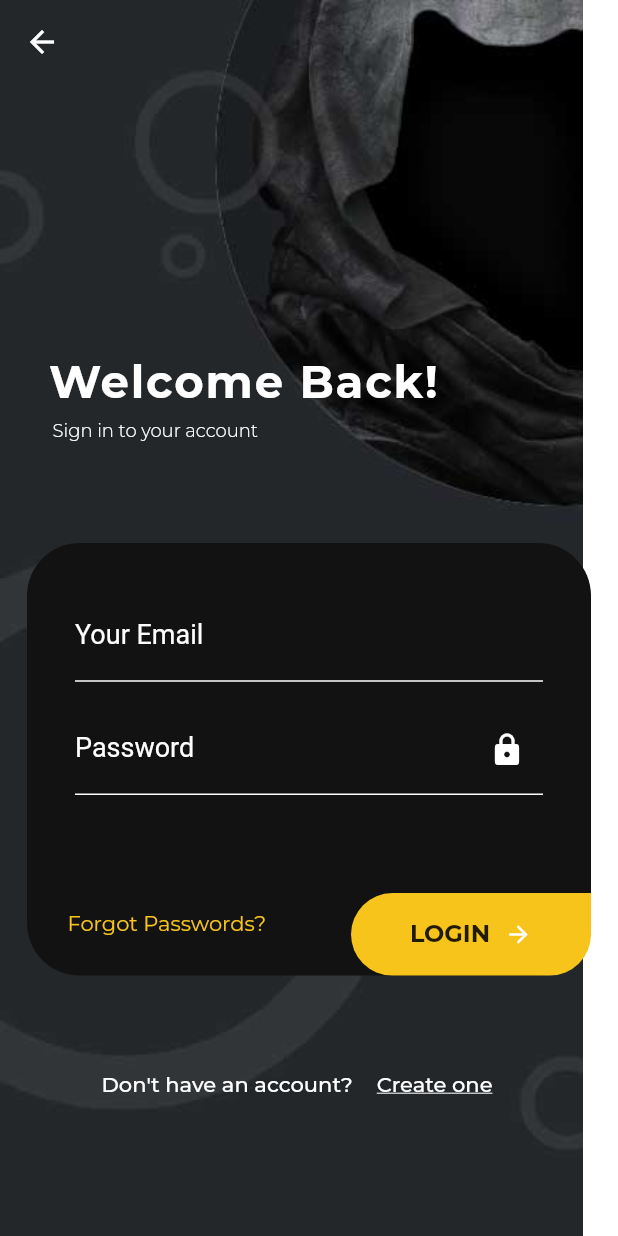
After one commit to ahmedashraf722/Flutter_Marathon_Screen, a Flutter app: the Register1 screen opened directly, on a phone screen of 412 x 824 dp. The commit adds this screen. Run offline on Flutter 3.47's test engine with Material 2 defaults, Android fonts, the phone set to English and light mode, and no system bars; our stand-ins replace font_awesome_flutter, google_fonts.

Commit message:
Add Register 1

```diff
--- a/lib/chats/chat2/chat_screens.dart
+++ b/lib/chats/chat2/chat_screens.dart
@@ -3,6 +3,7 @@ import 'package:font_awesome_flutter/font_awesome_flutter.dart';
 import 'package:google_fonts/google_fonts.dart';
 import 'package:marathon/chats/chat1/conversion.dart';
 import 'package:marathon/chats/chat1/message.dart';
+import 'package:marathon/registers/registration1.dart';
 
 class ChatScreen extends StatefulWidget {
   final Conversion conversation;
@@ -272,6 +273,7 @@ class _ChatScreenState extends State<ChatScreen> {
           children: [
             TextFormField(
               controller: _messageController,
+              style: TextStyle(color: Colors.grey),
               decoration: InputDecoration(
                 hoverColor: Colors.white,
                 contentPadding: EdgeInsets.only(left: 24, right: 24),
@@ -297,7 +299,10 @@ class _ChatScreenState extends State<ChatScreen> {
             Align(
               alignment: Alignment.centerRight,
               child: InkWell(
-                onTap: () {},
+                onTap: () {
+                  Navigator.push(context,
+                      MaterialPageRoute(builder: (context) => Register1()));
+                },
                 child: Transform.translate(
                   offset: Offset(-10, 6),
                   child: Container(
--- /dev/null
+++ b/lib/registers/registration1.dart
@@ -0,0 +1,230 @@
+import 'package:flutter/material.dart';
+import 'package:google_fonts/google_fonts.dart';
+
+class Register1 extends StatefulWidget {
+  @override
+  _Register1State createState() => _Register1State();
+}
+
+class _Register1State extends State<Register1> {
+  var _key = GlobalKey<FormState>();
+  final TextEditingController _editingEmailController = TextEditingController();
+  final TextEditingController _editingPasswordController =
+      TextEditingController();
+
+  @override
+  void dispose() {
+    _editingEmailController.dispose();
+    _editingPasswordController.dispose();
+    super.dispose();
+  }
+
+  @override
+  Widget build(BuildContext context) {
+    return Theme(
+      data: ThemeData(
+        fontFamily: GoogleFonts.montserrat().fontFamily,
+      ),
+      child: Stack(
+        children: [
+          Image.asset(
+            "assets/images/registration/darkbg1.jpg",
+            fit: BoxFit.cover,
+            height: MediaQuery.of(context).size.height,
+          ),
+          Scaffold(
+            backgroundColor: Colors.transparent,
+            appBar: AppBar(
+              backgroundColor: Colors.transparent,
+              elevation: 0,
+            ),
+            body: SingleChildScrollView(
+              child: Column(
+                mainAxisAlignment: MainAxisAlignment.end,
+                crossAxisAlignment: CrossAxisAlignment.start,
+                children: [
+                  SizedBox(height: 180),
+                  Padding(
+                    padding: EdgeInsets.symmetric(horizontal: 32),
+                    child: Text(
+                      "Welcome Back!",
+                      style: TextStyle(
+                        letterSpacing: 1.2,
+                        fontSize: 30,
+                        fontWeight: FontWeight.bold,
+                        color: Colors.white,
+                      ),
+                    ),
+                  ),
+                  SizedBox(height: 6),
+                  Padding(
+                    padding: const EdgeInsets.symmetric(horizontal: 35),
+                    child: Text(
+                      "Sign in to your account",
+                      style: TextStyle(
+                        fontSize: 12,
+                        fontWeight: FontWeight.w300,
+                        color: Colors.white,
+                      ),
+                    ),
+                  ),
+                  SizedBox(height: 50),
+                  _formBody(context),
+                  SizedBox(height: 30),
+                  Row(
+                    mainAxisAlignment: MainAxisAlignment.center,
+                    crossAxisAlignment: CrossAxisAlignment.center,
+                    children: [
+                      Text(
+                        "Don't have an account?",
+                        style: TextStyle(
+                          color: Colors.white,
+                          fontWeight: FontWeight.w500,
+                        ),
+                      ),
+                      FlatButton(
+                        onPressed: () {},
+                        child: Text(
+                          "Create one",
+                          style: TextStyle(
+                            decoration: TextDecoration.underline,
+                            color: Colors.white,
+                            fontWeight: FontWeight.w500,
+                          ),
+                        ),
+                      ),
+                    ],
+                  ),
+                  SizedBox(height: 50),
+                ],
+              ),
+            ),
+          ),
+        ],
+      ),
+    );
+  }
+
+  Color _colorText = Color(0xffF7c41c);
+
+  Widget _formBody(BuildContext context) {
+    return Container(
+      height: MediaQuery.of(context).size.height * 0.35,
+      margin: EdgeInsets.all(18),
+      decoration: BoxDecoration(
+        color: Color(0xff121212),
+        borderRadius: BorderRadius.all(Radius.circular(35)),
+      ),
+      child: Padding(
+        padding: EdgeInsets.all(32),
+        child: Theme(
+          data: ThemeData(
+            primaryColor: Colors.grey,
+          ),
+          child: Stack(
+            children: [
+              Form(
+                key: _key,
+                child: Column(
+                  children: [
+                    TextFormField(
+                      controller: _editingEmailController,
+                      style: TextStyle(
+                        color: Colors.white,
+                      ),
+                      decoration: InputDecoration(
+                        hintText: "email@gmail.com",
+                        hintStyle: TextStyle(color: Color(0xff6B6B6B)),
+                        labelText: "Your Email",
+                        labelStyle: TextStyle(
+                          color: Colors.white,
+                          fontSize: 18,
+                        ),
+                        focusColor: Colors.white,
+                        enabledBorder: UnderlineInputBorder(
+                          borderSide: BorderSide(color: Colors.white),
+                        ),
+                      ),
+                    ),
+                    SizedBox(height: 15),
+                    TextFormField(
+                      controller: _editingPasswordController,
+                      style: TextStyle(color: Colors.white),
+                      obscureText: true,
+                      decoration: InputDecoration(
+                        hintText: "**************",
+                        hintStyle: TextStyle(color: Color(0xff6B6B6B)),
+                        labelText: "Password",
+                        labelStyle: TextStyle(
+                          color: Colors.white,
+                          fontSize: 18,
+                        ),
+                        focusColor: Colors.white,
+                        enabledBorder: UnderlineInputBorder(
+                          borderSide: BorderSide(color: Colors.white),
+                        ),
+                        suffixIcon: Icon(Icons.lock, color: Colors.white),
+                        suffixStyle: TextStyle(color: Colors.white),
+                      ),
+                    ),
+                  ],
+                ),
+              ),
+              Align(
+                alignment: Alignment.bottomLeft,
+                child: InkWell(
+                  onTap: () {},
+                  child: Transform.translate(
+                    offset: Offset(-5, 5),
+                    child: Text(
+                      "Forgot Passwords?",
+                      style: TextStyle(color: _colorText),
+                    ),
+                  ),
+                ),
+              ),
+              Align(
+                alignment: Alignment.bottomRight,
+                child: InkWell(
+                  onTap: () {},
+                  child: Transform.translate(
+                    offset: Offset(32, 32),
+                    child: Container(
+                      width: 160,
+                      height: 55,
+                      decoration: BoxDecoration(
+                          color: _colorText,
+                          borderRadius: BorderRadius.only(
+                            topLeft: Radius.circular(35),
+                            bottomLeft: Radius.circular(35),
+                            bottomRight: Radius.circular(35),
+                          )),
+                      child: Row(
+                        mainAxisAlignment: MainAxisAlignment.center,
+                        children: [
+                          Text(
+                            "LOGIN",
+                            style: TextStyle(
+                              fontWeight: FontWeight.bold,
+                              fontSize: 16,
+                            ),
+                          ),
+                          SizedBox(width: 10),
+                          Icon(
+                            Icons.arrow_forward,
+                            size: 18,
+                            color: Colors.white,
+                          ),
+                        ],
+                      ),
+                    ),
+                  ),
+                ),
+              ),
+            ],
+          ),
+        ),
+      ),
+    );
+  }
+}
```
